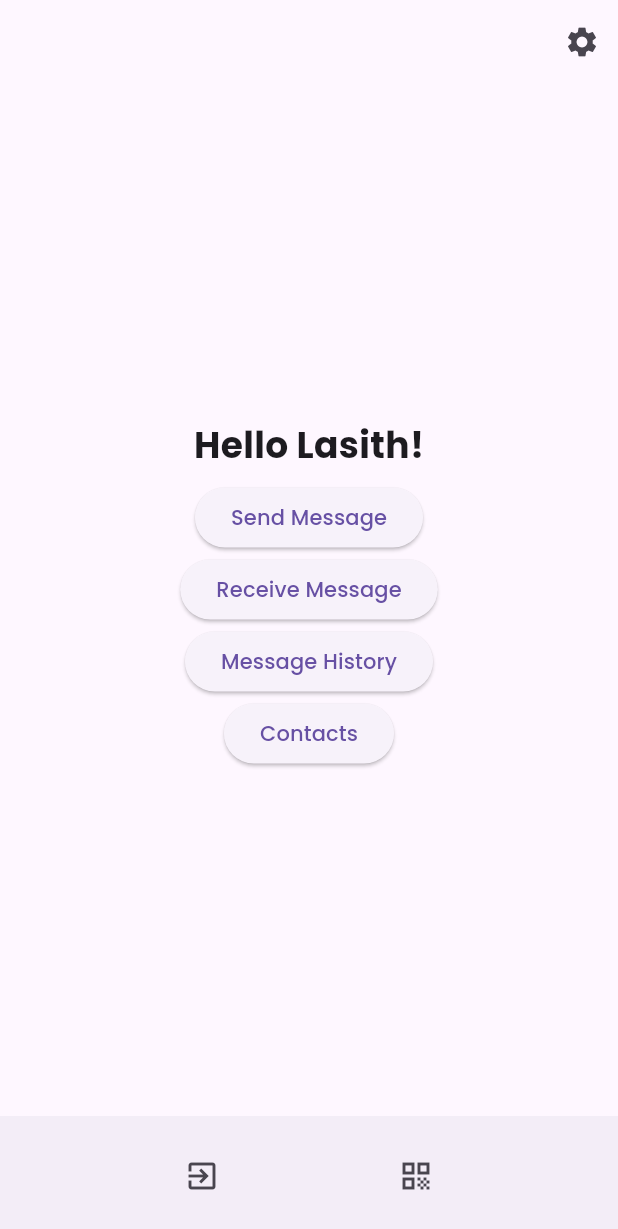
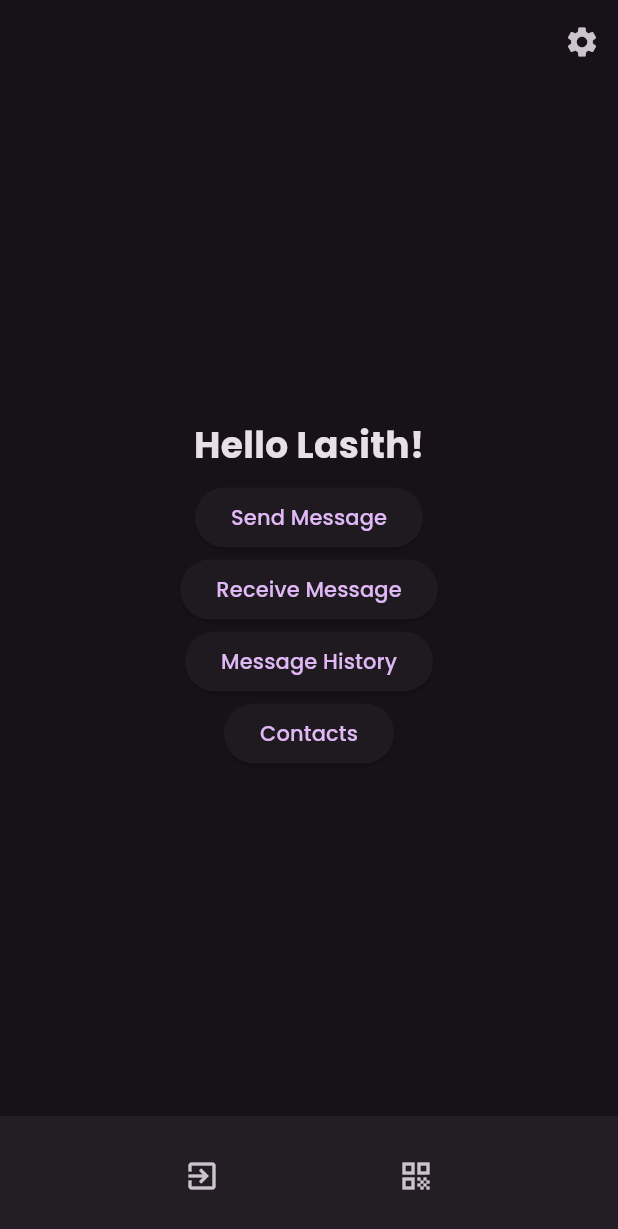
Before and after one commit to akashTharuka/vlc_msg_app, a Flutter app: the screen it shows after launch, on a phone screen of 412 x 824 dp. Shown: the top 1229 px of the screen. Run offline on Flutter 3.47's test engine with Material 3 defaults, Android fonts, the light colour scheme and no system bars.

Commit message:
added a material app theme

```diff
--- a/lib/main.dart
+++ b/lib/main.dart
@@ -1,4 +1,5 @@
 import 'package:flutter/material.dart';
+import 'package:flutter/widgets.dart';
 import 'package:vlc_msg_app/pages/splash_screen.dart';
 
 void main() {
@@ -13,7 +14,40 @@ class MyApp extends StatelessWidget {
   Widget build(BuildContext context) {
     return MaterialApp(
       debugShowCheckedModeBanner: false,
-      theme: ThemeData(fontFamily: 'Poppins'),
+      title: 'LuminaLINQ',
+      theme: ThemeData(
+        useMaterial3: true,
+
+        // defeault brightness and colors
+        colorScheme: ColorScheme.fromSeed(
+          seedColor: Colors.purple.shade50,
+          brightness: Brightness.dark,
+          background: const Color(0xffeef1f5),
+        ),
+
+        // default text theme
+        fontFamily: 'Poppins',
+        textTheme: const TextTheme(
+          displayLarge: TextStyle(
+            fontSize: 40,
+            fontWeight: FontWeight.w800,
+            color: Colors.black,
+          ),
+          titleLarge: TextStyle(
+            fontSize: 30,
+            fontWeight: FontWeight.w700,
+          ),
+          bodyMedium: TextStyle(
+            fontSize: 16,
+            fontWeight: FontWeight.w400,
+          ),
+          displaySmall: TextStyle(
+            fontSize: 20,
+            fontWeight: FontWeight.w400,
+            color: Colors.black26,
+          ),
+        ),
+      ),
       home: SplashScreen(),
     );
   }
```
